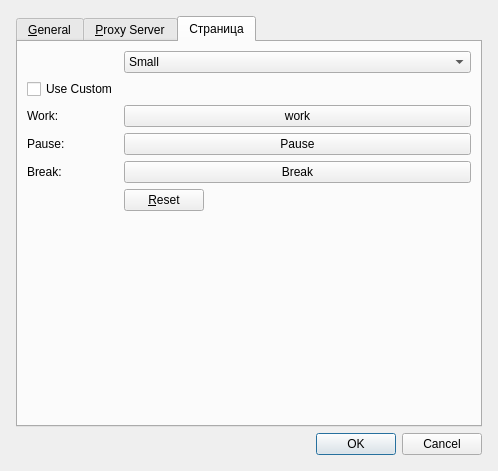
rootlocal/qt-time-tracker, file ui/settingswindow.ui: the form before one commit.
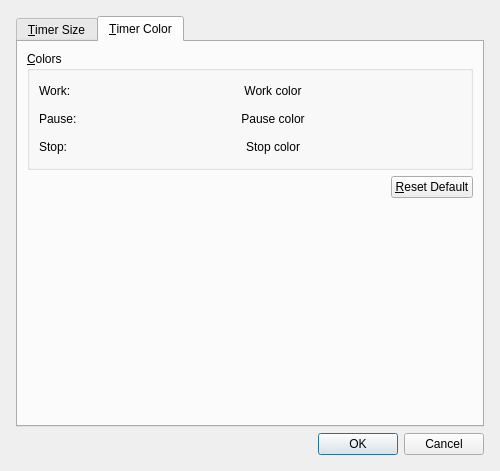
The form after the commit. The open tabs and pages were chosen to show the change. Icons and pictures are not drawn.

What changed in the file:
```diff
--- a/ui/settingswindow.ui
+++ b/ui/settingswindow.ui
@@ -9,7 +9,7 @@
    <rect>
     <x>0</x>
     <y>0</y>
-    <width>497</width>
+    <width>500</width>
     <height>471</height>
    </rect>
   </property>
@@ -28,7 +28,7 @@
   <property name="modal">
    <bool>true</bool>
   </property>
-  <layout class="QHBoxLayout" name="horizontalLayout">
+  <layout class="QVBoxLayout" name="verticalLayout_3">
    <item>
     <layout class="QVBoxLayout" name="verticalLayout">
      <property name="spacing">
@@ -58,63 +58,29 @@
         </sizepolicy>
        </property>
        <property name="currentIndex">
-        <number>2</number>
+        <number>0</number>
        </property>
-       <widget class="QWidget" name="tabGeneral">
-        <attribute name="title">
-         <string>&amp;General</string>
-        </attribute>
-        <layout class="QVBoxLayout" name="verticalLayout_2">
-         <item>
-          <layout class="QFormLayout" name="formLayout_2">
-           <item row="0" column="0">
-            <widget class="QCheckBox" name="isTrayIconCheckBox">
-             <property name="text">
-              <string>Minimize app to Tray</string>
-             </property>
-            </widget>
-           </item>
-           <item row="1" column="0">
-            <spacer name="verticalSpacer_2">
-             <property name="orientation">
-              <enum>Qt::Vertical</enum>
-             </property>
-             <property name="sizeHint" stdset="0">
-              <size>
-               <width>20</width>
-               <height>40</height>
-              </size>
-             </property>
-            </spacer>
-           </item>
-          </layout>
-         </item>
-        </layout>
-       </widget>
        <widget class="QWidget" name="tabSize">
         <attribute name="title">
-         <string>&amp;Proxy Server</string>
+         <string>&amp;Timer Size</string>
         </attribute>
         <layout class="QGridLayout" name="gridLayout_2">
-         <item row="0" column="0">
-          <layout class="QFormLayout" name="formLayout2">
-           <property name="labelAlignment">
-            <set>Qt::AlignRight|Qt::AlignTrailing|Qt::AlignVCenter</set>
-           </property>
-           <property name="horizontalSpacing">
-            <number>8</number>
-           </property>
-           <property name="verticalSpacing">
-            <number>10</number>
-           </property>
-           <item row="0" column="1">
-            <widget class="QCheckBox" name="proxyEnabledCheckBox">
-             <property name="text">
-              <string>&amp;Enabled</string>
-             </property>
-            </widget>
-           </item>
            <item row="1" column="0">
+          <widget class="QGroupBox" name="groupBoxCustomSize">
+           <property name="enabled">
+            <bool>true</bool>
+           </property>
+           <property name="title">
+            <string>&amp;Custom size</string>
+           </property>
+           <property name="checkable">
+            <bool>true</bool>
+           </property>
+           <property name="checked">
+            <bool>false</bool>
+           </property>
+           <layout class="QFormLayout" name="formLayout_4">
+            <item row="0" column="0">
             <widget class="QLabel" name="labelWidht">
              <property name="minimumSize">
               <size>
@@ -133,7 +99,7 @@
              </property>
             </widget>
            </item>
-           <item row="1" column="1">
+            <item row="0" column="1">
             <widget class="QSpinBox" name="boxWidth">
              <property name="minimum">
               <number>64</number>
@@ -143,7 +109,7 @@
              </property>
             </widget>
            </item>
-           <item row="2" column="0">
+            <item row="1" column="0">
             <widget class="QLabel" name="labelHeight">
              <property name="minimumSize">
               <size>
@@ -162,7 +128,7 @@
              </property>
             </widget>
            </item>
-           <item row="2" column="1">
+            <item row="1" column="1">
             <widget class="QSpinBox" name="boxHeight">
              <property name="minimum">
               <number>64</number>
@@ -172,8 +138,8 @@
              </property>
             </widget>
            </item>
-           <item row="3" column="1">
-            <spacer name="verticalSpacer">
+            <item row="2" column="1">
+             <spacer name="verticalSpacer_4">
              <property name="orientation">
               <enum>Qt::Vertical</enum>
              </property>
@@ -186,17 +152,21 @@
             </spacer>
            </item>
           </layout>
-         </item>
-        </layout>
-       </widget>
-       <widget class="QWidget" name="tab">
-        <property name="contextMenuPolicy">
-         <enum>Qt::DefaultContextMenu</enum>
-        </property>
-        <attribute name="title">
-         <string>Страница</string>
-        </attribute>
-        <layout class="QFormLayout" name="formLayout">
+          </widget>
+         </item>
+         <item row="0" column="0">
+          <widget class="QGroupBox" name="groupBoxSize">
+           <property name="title">
+            <string>&amp;Standard Size</string>
+           </property>
+           <layout class="QFormLayout" name="formLayout_3">
+            <item row="0" column="0">
+             <widget class="QLabel" name="labelSize">
+              <property name="text">
+               <string>Size:</string>
+              </property>
+             </widget>
+            </item>
          <item row="0" column="1">
           <widget class="QComboBox" name="comboBox">
            <property name="sizePolicy">
@@ -222,15 +192,27 @@
            </item>
           </widget>
          </item>
-         <item row="1" column="0">
-          <widget class="QCheckBox" name="checkBox">
-           <property name="text">
-            <string>Use Custom</string>
-           </property>
+           </layout>
           </widget>
          </item>
-         <item row="2" column="0">
-          <widget class="QLabel" name="label_12">
+        </layout>
+       </widget>
+       <widget class="QWidget" name="tab">
+        <property name="contextMenuPolicy">
+         <enum>Qt::DefaultContextMenu</enum>
+        </property>
+        <attribute name="title">
+         <string>&amp;Timer Color</string>
+        </attribute>
+        <layout class="QVBoxLayout" name="verticalLayout_4">
+         <item>
+          <widget class="QGroupBox" name="groupBox">
+           <property name="title">
+            <string>&amp;Colors</string>
+           </property>
+           <layout class="QFormLayout" name="formLayout">
+            <item row="0" column="0">
+             <widget class="QLabel" name="labelWork">
            <property name="sizePolicy">
             <sizepolicy hsizetype="Preferred" vsizetype="Preferred">
              <horstretch>0</horstretch>
@@ -248,7 +230,7 @@
            </property>
           </widget>
          </item>
-         <item row="2" column="1">
+            <item row="0" column="1">
           <widget class="QPushButton" name="btnClockWorkColor">
            <property name="font">
             <font>
@@ -263,15 +245,18 @@
             <enum>Qt::LeftToRight</enum>
            </property>
            <property name="text">
-            <string>work</string>
+               <string>Work color</string>
            </property>
            <property name="default">
             <bool>false</bool>
            </property>
-          </widget>
-         </item>
-         <item row="3" column="0">
-          <widget class="QLabel" name="label_5">
+              <property name="flat">
+               <bool>true</bool>
+              </property>
+             </widget>
+            </item>
+            <item row="1" column="0">
+             <widget class="QLabel" name="labelPause">
            <property name="sizePolicy">
             <sizepolicy hsizetype="Preferred" vsizetype="Preferred">
              <horstretch>0</horstretch>
@@ -289,18 +274,21 @@
            </property>
           </widget>
          </item>
-         <item row="3" column="1">
+            <item row="1" column="1">
           <widget class="QPushButton" name="btnClockPauseColor">
            <property name="text">
-            <string>Pause</string>
+               <string>Pause color</string>
            </property>
            <property name="autoDefault">
             <bool>true</bool>
            </property>
-          </widget>
-         </item>
-         <item row="4" column="0">
-          <widget class="QLabel" name="label_3">
+              <property name="flat">
+               <bool>true</bool>
+              </property>
+             </widget>
+            </item>
+            <item row="2" column="0">
+             <widget class="QLabel" name="labelStop">
            <property name="sizePolicy">
             <sizepolicy hsizetype="Preferred" vsizetype="Preferred">
              <horstretch>0</horstretch>
@@ -314,12 +302,12 @@
             </size>
            </property>
            <property name="text">
-            <string>Break:</string>
+               <string>Stop:</string>
            </property>
           </widget>
          </item>
-         <item row="4" column="1">
-          <widget class="QPushButton" name="btnClockBreakColor">
+            <item row="2" column="1">
+             <widget class="QPushButton" name="btnClockStopColor">
            <property name="sizePolicy">
             <sizepolicy hsizetype="Minimum" vsizetype="Fixed">
              <horstretch>0</horstretch>
@@ -327,15 +315,33 @@
             </sizepolicy>
            </property>
            <property name="text">
-            <string>Break</string>
+               <string>Stop color</string>
            </property>
            <property name="flat">
-            <bool>false</bool>
+               <bool>true</bool>
            </property>
           </widget>
          </item>
-         <item row="5" column="1">
-          <widget class="QPushButton" name="resetColorButton_3">
+           </layout>
+          </widget>
+         </item>
+         <item>
+          <layout class="QHBoxLayout" name="horizontalLayout">
+           <item>
+            <spacer name="horizontalSpacer">
+             <property name="orientation">
+              <enum>Qt::Horizontal</enum>
+             </property>
+             <property name="sizeHint" stdset="0">
+              <size>
+               <width>128</width>
+               <height>17</height>
+              </size>
+             </property>
+            </spacer>
+           </item>
+           <item>
+            <widget class="QPushButton" name="btnResetColor">
            <property name="sizePolicy">
             <sizepolicy hsizetype="Fixed" vsizetype="Fixed">
              <horstretch>0</horstretch>
@@ -358,19 +364,21 @@
             <set>Qt::ImhDialableCharactersOnly|Qt::ImhUrlCharactersOnly</set>
            </property>
            <property name="text">
-            <string>&amp;Reset</string>
+              <string>&amp;Reset Default</string>
            </property>
           </widget>
          </item>
-         <item row="6" column="1">
+          </layout>
+         </item>
+         <item>
           <spacer name="verticalSpacer_3">
            <property name="orientation">
             <enum>Qt::Vertical</enum>
            </property>
            <property name="sizeHint" stdset="0">
             <size>
-             <width>347</width>
-             <height>207</height>
+             <width>20</width>
+             <height>40</height>
             </size>
            </property>
           </spacer>
```
Lines whose indentation alone changed are shown as unchanged.
